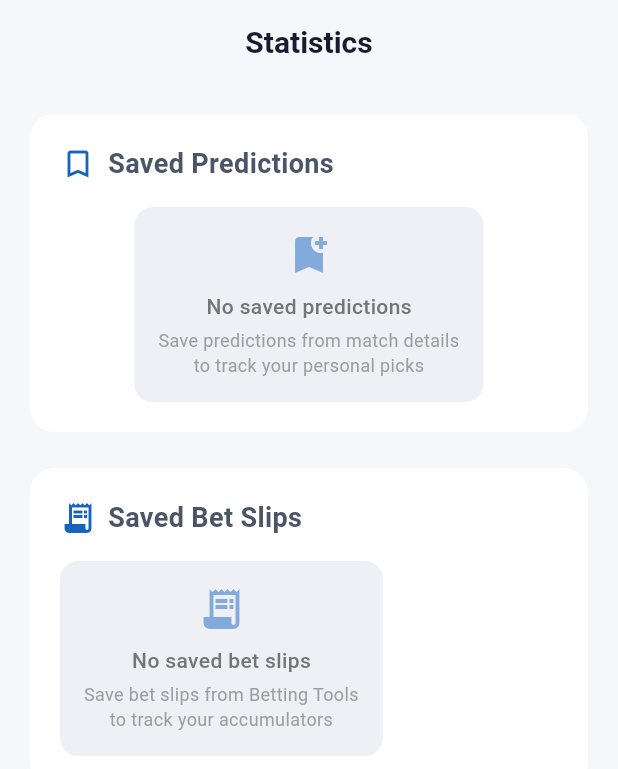
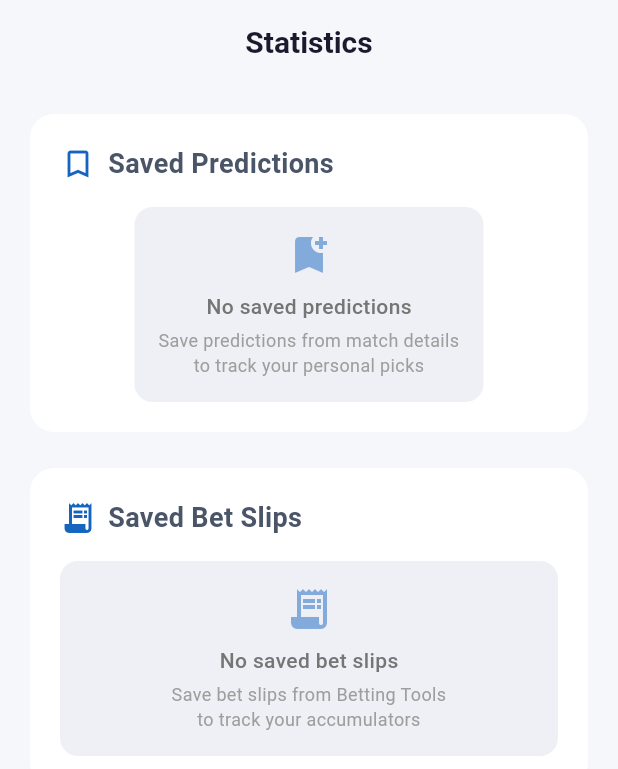
Before and after one commit to vovadanilkovichvovafava/Bot, a Flutter app: the StatsScreen screen opened by its route, on a phone screen of 412 x 824 dp. Shown: the top 769 px of the screen. Run offline on Flutter 3.47's test engine with Material 3 defaults, Android fonts, the phone set to English and light mode, and no system bars; our stand-ins replace dio, flutter_local_notifications, flutter_markdown, flutter_riverpod, flutter_secure_storage, go_router and 4 more; accounts and stored records are empty.

Commit message:
Fix bet slips card alignment in Statistics
- Added width: double.infinity to container
- Added crossAxisAlignment: CrossAxisAlignment.center
- Card now properly centered when empty

```diff
--- a/mobile_app/lib/screens/stats_screen.dart
+++ b/mobile_app/lib/screens/stats_screen.dart
@@ -793,12 +793,14 @@ class _BetSlipHistoryCard extends ConsumerWidget {
               data: (history) {
                 if (history.isEmpty) {
                   return Container(
+                    width: double.infinity,
                     padding: const EdgeInsets.all(16),
                     decoration: BoxDecoration(
                       color: Theme.of(context).colorScheme.surfaceVariant.withOpacity(0.5),
                       borderRadius: BorderRadius.circular(12),
                     ),
                     child: Column(
+                      crossAxisAlignment: CrossAxisAlignment.center,
                       children: [
                         Icon(
                           Icons.receipt_long,
```
